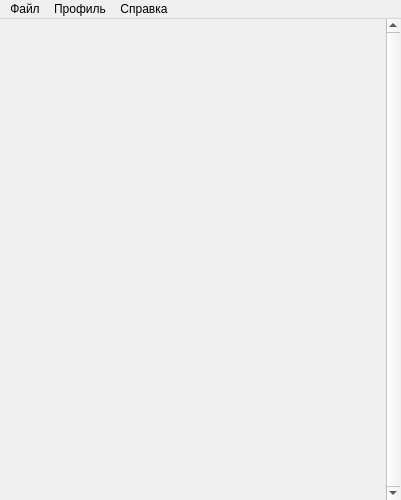
This is app/window/mainwindow.ui in Rexagon/kanji-tutor as Qt 5 draws it before an edit. The edited form follows.
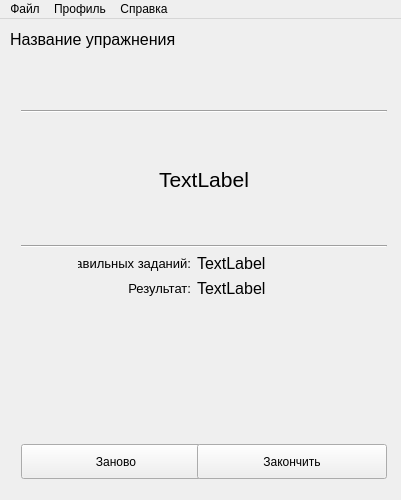
This is the edited form. The open tabs and pages were chosen to show the change.

Commit message: Доделал упражнения, но без сохранения статистики

What changed in the file:
```diff
--- a/app/window/mainwindow.ui
+++ b/app/window/mainwindow.ui
@@ -508,6 +508,262 @@
       </layout>
      </widget>
     </widget>
+    <widget class="QWidget" name="resultsPage">
+     <widget class="QLabel" name="resultsPageNameLabel">
+      <property name="geometry">
+       <rect>
+        <x>10</x>
+        <y>10</y>
+        <width>291</width>
+        <height>21</height>
+       </rect>
+      </property>
+      <property name="font">
+       <font>
+        <pointsize>12</pointsize>
+       </font>
+      </property>
+      <property name="text">
+       <string>Название упражнения</string>
+      </property>
+     </widget>
+     <widget class="QWidget" name="gridLayoutWidget_3">
+      <property name="geometry">
+       <rect>
+        <x>10</x>
+        <y>60</y>
+        <width>388</width>
+        <height>411</height>
+       </rect>
+      </property>
+      <layout class="QGridLayout" name="resultsPageGridLayout">
+       <item row="3" column="0" colspan="4">
+        <widget class="Line" name="resultsPageHorizontalLine1">
+         <property name="orientation">
+          <enum>Qt::Horizontal</enum>
+         </property>
+        </widget>
+       </item>
+       <item row="9" column="0" colspan="2">
+        <widget class="QPushButton" name="resultsPageRestartButton">
+         <property name="minimumSize">
+          <size>
+           <width>190</width>
+           <height>35</height>
+          </size>
+         </property>
+         <property name="maximumSize">
+          <size>
+           <width>190</width>
+           <height>16777215</height>
+          </size>
+         </property>
+         <property name="text">
+          <string>Заново</string>
+         </property>
+        </widget>
+       </item>
+       <item row="9" column="2" colspan="2">
+        <widget class="QPushButton" name="resultsPageBackButton">
+         <property name="minimumSize">
+          <size>
+           <width>190</width>
+           <height>35</height>
+          </size>
+         </property>
+         <property name="maximumSize">
+          <size>
+           <width>190</width>
+           <height>16777215</height>
+          </size>
+         </property>
+         <property name="text">
+          <string>Закончить</string>
+         </property>
+        </widget>
+       </item>
+       <item row="4" column="0" colspan="4">
+        <widget class="QLabel" name="resultsPageMark">
+         <property name="minimumSize">
+          <size>
+           <width>0</width>
+           <height>120</height>
+          </size>
+         </property>
+         <property name="maximumSize">
+          <size>
+           <width>16777215</width>
+           <height>120</height>
+          </size>
+         </property>
+         <property name="font">
+          <font>
+           <pointsize>16</pointsize>
+          </font>
+         </property>
+         <property name="text">
+          <string>TextLabel</string>
+         </property>
+         <property name="alignment">
+          <set>Qt::AlignCenter</set>
+         </property>
+        </widget>
+       </item>
+       <item row="5" column="0" colspan="4">
+        <widget class="Line" name="resultsPageHorizontalLine2">
+         <property name="orientation">
+          <enum>Qt::Horizontal</enum>
+         </property>
+        </widget>
+       </item>
+       <item row="1" column="1" colspan="2">
+        <spacer name="resultsPageSpacer4">
+         <property name="orientation">
+          <enum>Qt::Vertical</enum>
+         </property>
+         <property name="sizeType">
+          <enum>QSizePolicy::Fixed</enum>
+         </property>
+         <property name="sizeHint" stdset="0">
+          <size>
+           <width>20</width>
+           <height>20</height>
+          </size>
+         </property>
+        </spacer>
+       </item>
+       <item row="8" column="1" colspan="2">
+        <spacer name="resultsPageSpacer2">
+         <property name="orientation">
+          <enum>Qt::Vertical</enum>
+         </property>
+         <property name="sizeHint" stdset="0">
+          <size>
+           <width>20</width>
+           <height>40</height>
+          </size>
+         </property>
+        </spacer>
+       </item>
+       <item row="7" column="1">
+        <widget class="QLabel" name="resultsPagePercentageLabel">
+         <property name="maximumSize">
+          <size>
+           <width>16777215</width>
+           <height>20</height>
+          </size>
+         </property>
+         <property name="font">
+          <font>
+           <pointsize>10</pointsize>
+          </font>
+         </property>
+         <property name="text">
+          <string>Результат:</string>
+         </property>
+         <property name="alignment">
+          <set>Qt::AlignRight|Qt::AlignTrailing|Qt::AlignVCenter</set>
+         </property>
+        </widget>
+       </item>
+       <item row="6" column="0" rowspan="3">
+        <spacer name="resultsPageSpacer1">
+         <property name="orientation">
+          <enum>Qt::Horizontal</enum>
+         </property>
+         <property name="sizeType">
+          <enum>QSizePolicy::Fixed</enum>
+         </property>
+         <property name="sizeHint" stdset="0">
+          <size>
+           <width>40</width>
+           <height>20</height>
+          </size>
+         </property>
+        </spacer>
+       </item>
+       <item row="6" column="3" rowspan="3">
+        <spacer name="resultsPageSpacer3">
+         <property name="orientation">
+          <enum>Qt::Horizontal</enum>
+         </property>
+         <property name="sizeType">
+          <enum>QSizePolicy::Fixed</enum>
+         </property>
+         <property name="sizeHint" stdset="0">
+          <size>
+           <width>40</width>
+           <height>20</height>
+          </size>
+         </property>
+        </spacer>
+       </item>
+       <item row="6" column="1">
+        <widget class="QLabel" name="resultsPageNumCorrectLabel">
+         <property name="maximumSize">
+          <size>
+           <width>16777215</width>
+           <height>20</height>
+          </size>
+         </property>
+         <property name="font">
+          <font>
+           <pointsize>10</pointsize>
+          </font>
+         </property>
+         <property name="text">
+          <string>Правильных заданий:</string>
+         </property>
+         <property name="alignment">
+          <set>Qt::AlignRight|Qt::AlignTrailing|Qt::AlignVCenter</set>
+         </property>
+        </widget>
+       </item>
+       <item row="6" column="2">
+        <widget class="QLabel" name="resultsPageNumCorrect">
+         <property name="maximumSize">
+          <size>
+           <width>16777215</width>
+           <height>20</height>
+          </size>
+         </property>
+         <property name="font">
+          <font>
+           <pointsize>12</pointsize>
+          </font>
+         </property>
+         <property name="text">
+          <string>TextLabel</string>
+         </property>
+         <property name="alignment">
+          <set>Qt::AlignLeading|Qt::AlignLeft|Qt::AlignVCenter</set>
+         </property>
+        </widget>
+       </item>
+       <item row="7" column="2">
+        <widget class="QLabel" name="resultsPagePercentage">
+         <property name="maximumSize">
+          <size>
+           <width>16777215</width>
+           <height>20</height>
+          </size>
+         </property>
+         <property name="font">
+          <font>
+           <pointsize>12</pointsize>
+          </font>
+         </property>
+         <property name="text">
+          <string>TextLabel</string>
+         </property>
+         <property name="alignment">
+          <set>Qt::AlignLeading|Qt::AlignLeft|Qt::AlignVCenter</set>
+         </property>
+        </widget>
+       </item>
+      </layout>
+     </widget>
+    </widget>
    </widget>
   </widget>
   <widget class="QMenuBar" name="menuBar">
```
Left out of the diff: 2 changed lines with no effect on the pictures. The commit also changes 18 other files.
